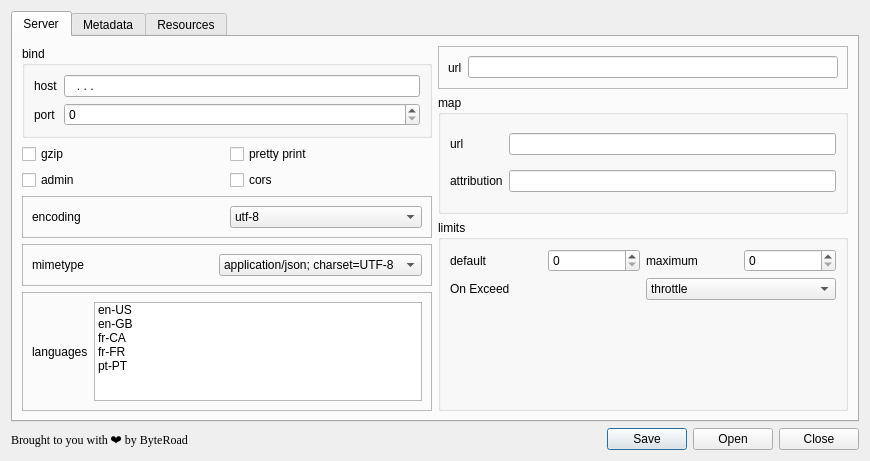
Before: the Qt Designer form pygeoapi_config_dialog_base.ui in KatKatKateryna/pygeoapi_config, drawn with Qt 5.
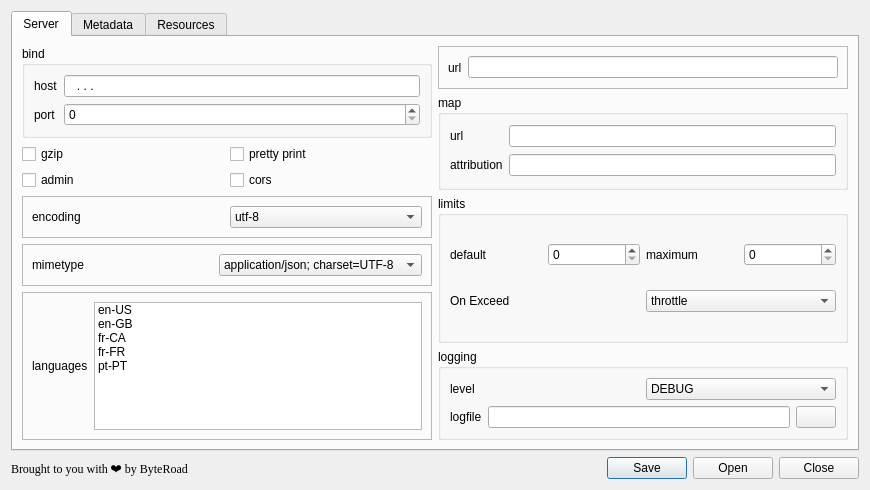
After: the same form once the commit is applied. Icons and pictures are not drawn.

Commit message: - added support for logging configuration in server tab

```diff
--- a/pygeoapi_config_dialog_base.ui
+++ b/pygeoapi_config_dialog_base.ui
@@ -7,7 +7,7 @@
     <x>0</x>
     <y>0</y>
     <width>870</width>
-    <height>461</height>
+    <height>490</height>
    </rect>
   </property>
   <property name="windowTitle">
@@ -28,186 +28,6 @@
        <string>Server</string>
       </attribute>
       <layout class="QGridLayout" name="gridLayout_4">
-       <item row="5" column="1" rowspan="3">
-        <widget class="QGroupBox" name="groupBoxLimits">
-         <property name="title">
-          <string>limits</string>
-         </property>
-         <layout class="QGridLayout" name="gridLayout_3">
-          <item row="1" column="0" colspan="2">
-           <layout class="QHBoxLayout" name="horizontalLayout_9">
-            <item>
-             <widget class="QLabel" name="label_11">
-              <property name="text">
-               <string>On Exceed</string>
-              </property>
-             </widget>
-            </item>
-            <item>
-             <widget class="QComboBox" name="comboBoxExceed">
-              <item>
-               <property name="text">
-                <string>throttle</string>
-               </property>
-              </item>
-              <item>
-               <property name="text">
-                <string>error</string>
-               </property>
-              </item>
-             </widget>
-            </item>
-           </layout>
-          </item>
-          <item row="0" column="1">
-           <layout class="QHBoxLayout" name="horizontalLayout_6">
-            <item>
-             <widget class="QLabel" name="label_10">
-              <property name="text">
-               <string>maximum</string>
-              </property>
-              <property name="wordWrap">
-               <bool>true</bool>
-              </property>
-             </widget>
-            </item>
-            <item>
-             <widget class="QSpinBox" name="spinBoxMax">
-              <property name="maximum">
-               <number>9999</number>
-              </property>
-             </widget>
-            </item>
-           </layout>
-          </item>
-          <item row="0" column="0">
-           <layout class="QHBoxLayout" name="horizontalLayout_8">
-            <item>
-             <widget class="QLabel" name="label_6">
-              <property name="text">
-               <string>default</string>
-              </property>
-              <property name="wordWrap">
-               <bool>true</bool>
-              </property>
-             </widget>
-            </item>
-            <item>
-             <widget class="QSpinBox" name="spinBoxDefault">
-              <property name="maximum">
-               <number>9999</number>
-              </property>
-             </widget>
-            </item>
-           </layout>
-          </item>
-          <item row="2" column="0">
-           <spacer name="verticalSpacer">
-            <property name="orientation">
-             <enum>Qt::Vertical</enum>
-            </property>
-            <property name="sizeHint" stdset="0">
-             <size>
-              <width>20</width>
-              <height>40</height>
-             </size>
-            </property>
-           </spacer>
-          </item>
-         </layout>
-        </widget>
-       </item>
-       <item row="0" column="1">
-        <widget class="QFrame" name="frame">
-         <property name="frameShape">
-          <enum>QFrame::StyledPanel</enum>
-         </property>
-         <property name="frameShadow">
-          <enum>QFrame::Raised</enum>
-         </property>
-         <layout class="QHBoxLayout" name="horizontalLayout">
-          <item>
-           <widget class="QLabel" name="label_3">
-            <property name="text">
-             <string>url</string>
-            </property>
-           </widget>
-          </item>
-          <item>
-           <widget class="QLineEdit" name="lineEditUrl"/>
-          </item>
-         </layout>
-        </widget>
-       </item>
-       <item row="3" column="0">
-        <layout class="QHBoxLayout" name="horizontalLayout_4">
-         <item>
-          <widget class="QCheckBox" name="checkBoxAdmin">
-           <property name="text">
-            <string>admin</string>
-           </property>
-          </widget>
-         </item>
-         <item>
-          <widget class="QCheckBox" name="checkBoxCors">
-           <property name="text">
-            <string>cors</string>
-           </property>
-          </widget>
-         </item>
-        </layout>
-       </item>
-       <item row="7" column="0">
-        <widget class="QFrame" name="frame_5">
-         <property name="frameShape">
-          <enum>QFrame::StyledPanel</enum>
-         </property>
-         <property name="frameShadow">
-          <enum>QFrame::Raised</enum>
-         </property>
-         <layout class="QHBoxLayout" name="horizontalLayout_5">
-          <item>
-           <widget class="QLabel" name="label_7">
-            <property name="text">
-             <string>languages</string>
-            </property>
-           </widget>
-          </item>
-          <item>
-           <widget class="QListWidget" name="listWidgetLang">
-            <property name="selectionMode">
-             <enum>QAbstractItemView::MultiSelection</enum>
-            </property>
-            <item>
-             <property name="text">
-              <string>en-US</string>
-             </property>
-            </item>
-            <item>
-             <property name="text">
-              <string>en-GB</string>
-             </property>
-            </item>
-            <item>
-             <property name="text">
-              <string>fr-CA</string>
-             </property>
-            </item>
-            <item>
-             <property name="text">
-              <string>fr-FR</string>
-             </property>
-            </item>
-            <item>
-             <property name="text">
-              <string>pt-PT</string>
-             </property>
-            </item>
-           </widget>
-          </item>
-         </layout>
-        </widget>
-       </item>
        <item row="0" column="0" rowspan="2">
         <widget class="QGroupBox" name="groupBoxBind">
          <property name="title">
@@ -245,7 +65,29 @@
          </layout>
         </widget>
        </item>
-       <item row="1" column="1" rowspan="4">
+       <item row="0" column="1">
+        <widget class="QFrame" name="frame">
+         <property name="frameShape">
+          <enum>QFrame::StyledPanel</enum>
+         </property>
+         <property name="frameShadow">
+          <enum>QFrame::Raised</enum>
+         </property>
+         <layout class="QHBoxLayout" name="horizontalLayout">
+          <item>
+           <widget class="QLabel" name="label_3">
+            <property name="text">
+             <string>url</string>
+            </property>
+           </widget>
+          </item>
+          <item>
+           <widget class="QLineEdit" name="lineEditUrl"/>
+          </item>
+         </layout>
+        </widget>
+       </item>
+       <item row="1" column="1" rowspan="3">
         <widget class="QGroupBox" name="groupBoxMap">
          <property name="title">
           <string>map</string>
@@ -292,35 +134,25 @@
          </item>
         </layout>
        </item>
-       <item row="6" column="0">
-        <widget class="QFrame" name="frame_2">
-         <property name="frameShape">
-          <enum>QFrame::StyledPanel</enum>
-         </property>
-         <property name="frameShadow">
-          <enum>QFrame::Raised</enum>
-         </property>
-         <layout class="QHBoxLayout" name="horizontalLayout_2">
-          <item>
-           <widget class="QLabel" name="label_4">
-            <property name="text">
-             <string>mimetype</string>
-            </property>
-           </widget>
-          </item>
-          <item>
-           <widget class="QComboBox" name="comboBoxMime">
-            <item>
-             <property name="text">
-              <string>application/json; charset=UTF-8</string>
-             </property>
-            </item>
-           </widget>
-          </item>
-         </layout>
-        </widget>
+       <item row="3" column="0">
+        <layout class="QHBoxLayout" name="horizontalLayout_4">
+         <item>
+          <widget class="QCheckBox" name="checkBoxAdmin">
+           <property name="text">
+            <string>admin</string>
+           </property>
+          </widget>
+         </item>
+         <item>
+          <widget class="QCheckBox" name="checkBoxCors">
+           <property name="text">
+            <string>cors</string>
+           </property>
+          </widget>
+         </item>
+        </layout>
        </item>
-       <item row="4" column="0" rowspan="2">
+       <item row="4" column="0">
         <widget class="QFrame" name="frame_3">
          <property name="frameShape">
           <enum>QFrame::StyledPanel</enum>
@@ -348,6 +180,229 @@
          </layout>
         </widget>
        </item>
+       <item row="4" column="1" rowspan="3">
+        <widget class="QGroupBox" name="groupBoxLimits">
+         <property name="title">
+          <string>limits</string>
+         </property>
+         <layout class="QGridLayout" name="gridLayout_3">
+          <item row="0" column="0">
+           <layout class="QHBoxLayout" name="horizontalLayout_8">
+            <item>
+             <widget class="QLabel" name="label_6">
+              <property name="text">
+               <string>default</string>
+              </property>
+              <property name="wordWrap">
+               <bool>true</bool>
+              </property>
+             </widget>
+            </item>
+            <item>
+             <widget class="QSpinBox" name="spinBoxDefault">
+              <property name="maximum">
+               <number>9999</number>
+              </property>
+             </widget>
+            </item>
+           </layout>
+          </item>
+          <item row="1" column="0" colspan="2">
+           <layout class="QHBoxLayout" name="horizontalLayout_9">
+            <item>
+             <widget class="QLabel" name="label_11">
+              <property name="text">
+               <string>On Exceed</string>
+              </property>
+             </widget>
+            </item>
+            <item>
+             <widget class="QComboBox" name="comboBoxExceed">
+              <item>
+               <property name="text">
+                <string>throttle</string>
+               </property>
+              </item>
+              <item>
+               <property name="text">
+                <string>error</string>
+               </property>
+              </item>
+             </widget>
+            </item>
+           </layout>
+          </item>
+          <item row="0" column="1">
+           <layout class="QHBoxLayout" name="horizontalLayout_6">
+            <item>
+             <widget class="QLabel" name="label_10">
+              <property name="text">
+               <string>maximum</string>
+              </property>
+              <property name="wordWrap">
+               <bool>true</bool>
+              </property>
+             </widget>
+            </item>
+            <item>
+             <widget class="QSpinBox" name="spinBoxMax">
+              <property name="maximum">
+               <number>9999</number>
+              </property>
+             </widget>
+            </item>
+           </layout>
+          </item>
+         </layout>
+        </widget>
+       </item>
+       <item row="5" column="0">
+        <widget class="QFrame" name="frame_2">
+         <property name="frameShape">
+          <enum>QFrame::StyledPanel</enum>
+         </property>
+         <property name="frameShadow">
+          <enum>QFrame::Raised</enum>
+         </property>
+         <layout class="QHBoxLayout" name="horizontalLayout_2">
+          <item>
+           <widget class="QLabel" name="label_4">
+            <property name="text">
+             <string>mimetype</string>
+            </property>
+           </widget>
+          </item>
+          <item>
+           <widget class="QComboBox" name="comboBoxMime">
+            <item>
+             <property name="text">
+              <string>application/json; charset=UTF-8</string>
+             </property>
+            </item>
+           </widget>
+          </item>
+         </layout>
+        </widget>
+       </item>
+       <item row="6" column="0" rowspan="2">
+        <widget class="QFrame" name="frame_5">
+         <property name="frameShape">
+          <enum>QFrame::StyledPanel</enum>
+         </property>
+         <property name="frameShadow">
+          <enum>QFrame::Raised</enum>
+         </property>
+         <layout class="QHBoxLayout" name="horizontalLayout_5">
+          <item>
+           <widget class="QLabel" name="label_7">
+            <property name="text">
+             <string>languages</string>
+            </property>
+           </widget>
+          </item>
+          <item>
+           <widget class="QListWidget" name="listWidgetLang">
+            <property name="selectionMode">
+             <enum>QAbstractItemView::MultiSelection</enum>
+            </property>
+            <item>
+             <property name="text">
+              <string>en-US</string>
+             </property>
+            </item>
+            <item>
+             <property name="text">
+              <string>en-GB</string>
+             </property>
+            </item>
+            <item>
+             <property name="text">
+              <string>fr-CA</string>
+             </property>
+            </item>
+            <item>
+             <property name="text">
+              <string>fr-FR</string>
+             </property>
+            </item>
+            <item>
+             <property name="text">
+              <string>pt-PT</string>
+             </property>
+            </item>
+           </widget>
+          </item>
+         </layout>
+        </widget>
+       </item>
+       <item row="7" column="1">
+        <widget class="QGroupBox" name="groupBox">
+         <property name="title">
+          <string>logging</string>
+         </property>
+         <layout class="QVBoxLayout" name="verticalLayout">
+          <item>
+           <layout class="QHBoxLayout" name="horizontalLayout_10">
+            <item>
+             <widget class="QLabel" name="label_13">
+              <property name="text">
+               <string>level</string>
+              </property>
+             </widget>
+            </item>
+            <item>
+             <widget class="QComboBox" name="comboBoxLog">
+              <item>
+               <property name="text">
+                <string>DEBUG</string>
+               </property>
+              </item>
+              <item>
+               <property name="text">
+                <string>INFO</string>
+               </property>
+              </item>
+              <item>
+               <property name="text">
+                <string>ERROR</string>
+               </property>
+              </item>
+              <item>
+               <property name="text">
+                <string>WARNING</string>
+               </property>
+              </item>
+             </widget>
+            </item>
+           </layout>
+          </item>
+          <item>
+           <layout class="QHBoxLayout" name="horizontalLayout_11">
+            <item>
+             <widget class="QLabel" name="label_14">
+              <property name="text">
+               <string>logfile</string>
+              </property>
+             </widget>
+            </item>
+            <item>
+             <widget class="QLineEdit" name="lineEditLogfile"/>
+            </item>
+            <item>
+             <widget class="QPushButton" name="pushButtonBrowse">
+              <property name="text">
+               <string/>
+              </property>
+              <property name="icon">
+               <iconset theme="folder-open"/>
+              </property>
+             </widget>
+            </item>
+           </layout>
+          </item>
+         </layout>
+        </widget>
+       </item>
        <item row="8" column="1">
         <spacer name="verticalSpacer_2">
          <property name="orientation">
```
Left out of the diff: 18 changed lines with no effect on the pictures. The commit also changes 2 other files.
